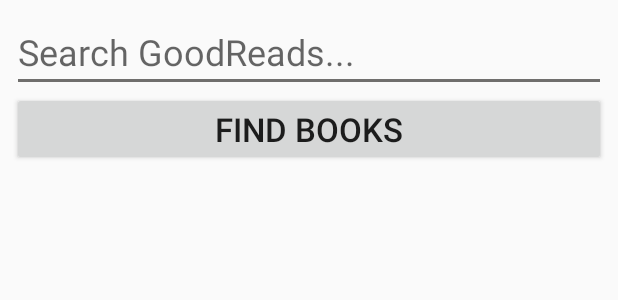
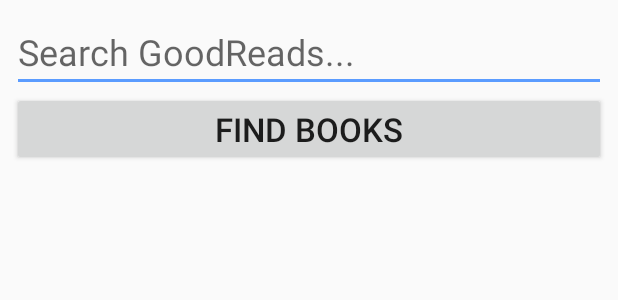
Before and after one commit to OSU-CS496-Sp2017/final-project-next-book-list, an Android app: the layout activity_main.xml on its own in the app's theme, with its tools: preview values and no code run, on a phone screen of 412 x 824 dp. Shown: the top 300 px of the screen. Run offline under Robolectric (Android 15) with nearby library versions, the phone set to English and light mode, and no system bars.

```diff
--- a/MyBookList/app/src/main/java/jimdandy/mybooklist/BookDetailActivity.java
+++ b/MyBookList/app/src/main/java/jimdandy/mybooklist/BookDetailActivity.java
@@ -73,7 +73,7 @@ public class BookDetailActivity extends AppCompatActivity {
         }
     }
 
-    public void addBookToList() {
+    public void addBookToList() {               //!!
 
     }
 }
--- a/MyBookList/app/src/main/java/jimdandy/mybooklist/BookListActivity.java
+++ b/MyBookList/app/src/main/java/jimdandy/mybooklist/BookListActivity.java
@@ -3,7 +3,7 @@ package jimdandy.mybooklist;
 import android.support.v7.app.AppCompatActivity;
 import android.os.Bundle;
 
-public class BookListActivity extends AppCompatActivity {
+public class BookListActivity extends AppCompatActivity {           //!!
 
     @Override
     protected void onCreate(Bundle savedInstanceState) {
--- a/MyBookList/app/src/main/res/layout/activity_main.xml
+++ b/MyBookList/app/src/main/res/layout/activity_main.xml
@@ -1,5 +1,6 @@
 <?xml version="1.0" encoding="utf-8"?>
 <LinearLayout
+    android:id="@+id/ll_main"
     xmlns:android="http://schemas.android.com/apk/res/android"
     xmlns:app="http://schemas.android.com/apk/res-auto"
     xmlns:tools="http://schemas.android.com/tools"
--- a/MyBookList/app/src/main/res/layout/search_result_item.xml
+++ b/MyBookList/app/src/main/res/layout/search_result_item.xml
@@ -46,6 +46,6 @@
         android:layout_height="1dp"
         android:layout_marginLeft="8dp"
         android:layout_marginRight="8dp"
-        android:background="#dadada" />
+        android:background="#5b9cff" />
 
 </LinearLayout>
--- a/MyBookList/app/src/main/res/values/colors.xml
+++ b/MyBookList/app/src/main/res/values/colors.xml
@@ -1,6 +1,6 @@
 <?xml version="1.0" encoding="utf-8"?>
 <resources>
-    <color name="colorPrimary">#00721c</color>
-    <color name="colorPrimaryDark">#00721c</color>
-    <color name="colorAccent">#706f6d</color>
+    <color name="colorPrimary">#618fd3</color>
+    <color name="colorPrimaryDark">#3f4c60</color>
+    <color name="colorAccent">#5b9cff</color>
 </resources>
```
Also changed, not shown: MyBookList/app/src/main/java/jimdandy/mybooklist/MainActivity.java (+15 -3 lines), MyBookList/app/src/main/java/jimdandy/mybooklist/OnSwipeTouchListener.java (added, +51 -0 lines), MyBookList/app/src/main/res/layout/activity_book_list.xml (+9 -0 lines).
